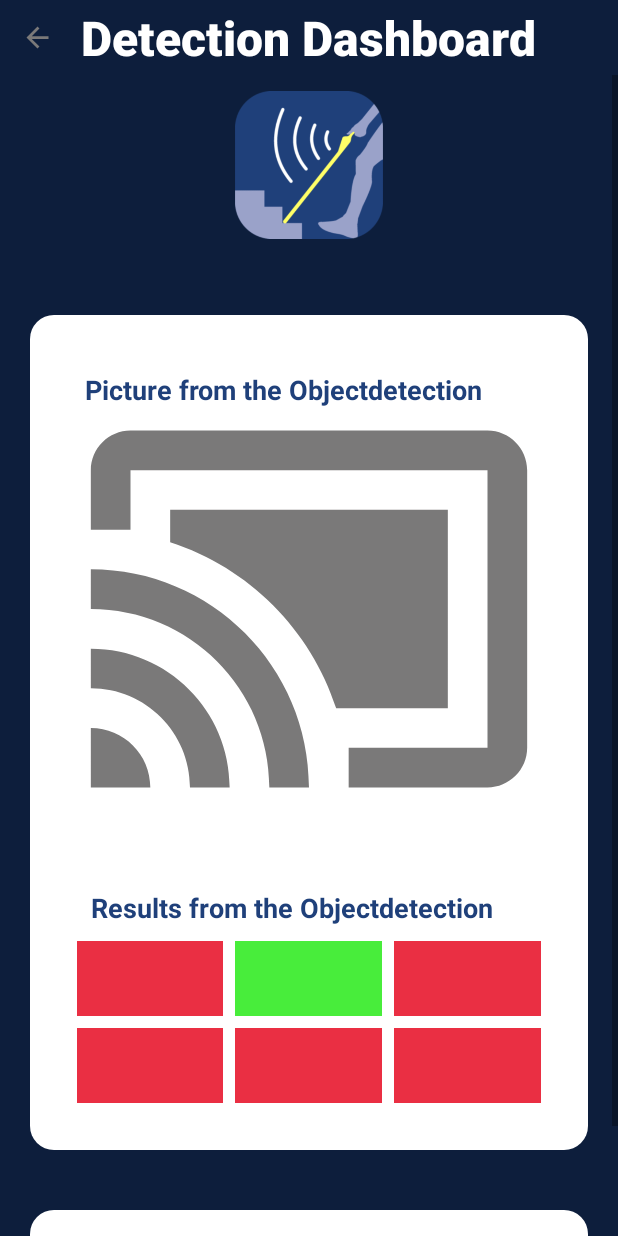
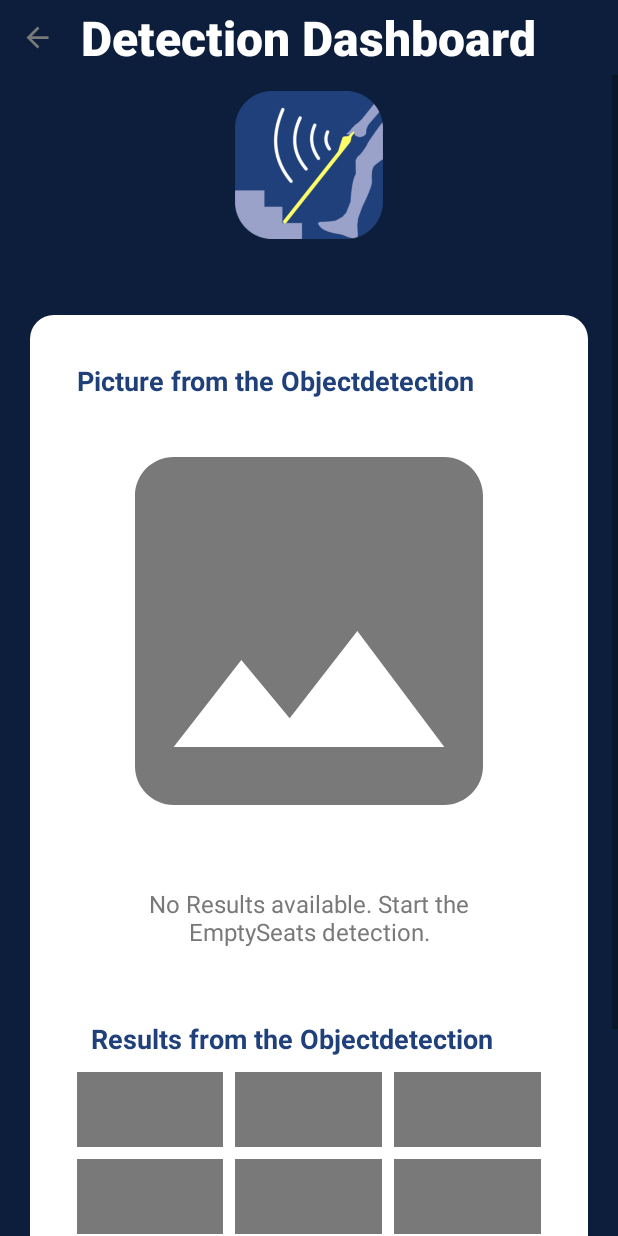
Before and after one commit to lenaGlei/Artifical_Eye, an Android app: the layout activity_detection_dashboard.xml on its own in the app's theme, with its tools: preview values and no code run, on a phone screen of 412 x 824 dp. Run offline under Robolectric (Android 15) with nearby library versions, the phone set to English and light mode, and no system bars.

Commit message:
dashboard und mqtt service aufgeräumt

```diff
--- a/app/src/main/java/com/example/app_yeongmi/MqttLogger.java
+++ b/app/src/main/java/com/example/app_yeongmi/MqttLogger.java
@@ -9,9 +9,8 @@ public class MqttLogger {
 
     public static void log(String tag, String message) {
         if ("MQTT".equals(tag)) {
-            Log.d("DebugCheck", "Log wird hinzugefügt: " + message);
+            Log.d("DebugCheck", "Log will be added: " + message);
             logs.append(message).append("\n");
-            // Optional: Benachrichtigen Sie die UI oder einen Listener, dass ein neues Log hinzugefügt wurde
         }
     }
 
--- /dev/null
+++ b/app/src/main/res/drawable/photo.xml
@@ -0,0 +1,5 @@
+<vector android:height="24dp" android:tint="#7A7979"
+    android:viewportHeight="24" android:viewportWidth="24"
+    android:width="24dp" xmlns:android="http://schemas.android.com/apk/res/android">
+    <path android:fillColor="@android:color/white" android:pathData="M21,19V5c0,-1.1 -0.9,-2 -2,-2H5c-1.1,0 -2,0.9 -2,2v14c0,1.1 0.9,2 2,2h14c1.1,0 2,-0.9 2,-2zM8.5,13.5l2.5,3.01L14.5,12l4.5,6H5l3.5,-4.5z"/>
+</vector>
--- a/app/src/main/res/layout/activity_detection_dashboard.xml
+++ b/app/src/main/res/layout/activity_detection_dashboard.xml
@@ -68,31 +68,39 @@
 
 
                     <!--Screenshot -->
-                    <RelativeLayout
-                        android:layout_marginTop="10dp"
+                    <LinearLayout
                         android:layout_width="match_parent"
                         android:layout_height="wrap_content"
-                        android:padding="12dp">
+                        android:orientation="vertical"
+                        android:padding="16dp">
 
                         <TextView
                             android:layout_width="wrap_content"
-                            android:layout_height="match_parent"
-                            android:layout_marginStart="9dp"
+                            android:layout_height="wrap_content"
                             android:text="Picture from the Objectdetection"
                             android:textColor="@color/blue"
                             android:textStyle="bold"
-                            android:textSize="18dp"/>
+                            android:textSize="18sp"/>
 
                         <ImageView
                             android:id="@+id/Screenshot"
                             android:layout_width="match_parent"
                             android:layout_height="wrap_content"
                             android:adjustViewBounds="true"
-                            android:scaleType="centerCrop"
-                            android:src="@drawable/connection"/>
+                            android:scaleType="fitCenter"
+                            android:src="@drawable/photo"/>
+                        <TextView
+                            android:id="@+id/noResultsTextView"
+                            android:layout_width="wrap_content"
+                            android:layout_height="wrap_content"
+                            android:text="No Results available. Start the EmptySeats detection."
+                            android:textColor="@color/grau"
+                            android:visibility="visible"
+                            android:gravity="center"
+                            android:padding="16dp"
+                            android:textSize="16sp"/>
 
-
-                    </RelativeLayout>
+                    </LinearLayout>
 
                     <!--Results -->
 
@@ -125,7 +133,7 @@
                                     android:layout_width="0dp"
                                     android:layout_height="50dp"
                                     android:layout_weight="1"
-                                    android:background="@color/rot"
+                                    android:background="@color/grau"
                                     />
 
                                 <View
@@ -133,7 +141,7 @@
                                     android:layout_width="0dp"
                                     android:layout_height="50dp"
                                     android:layout_weight="1"
-                                    android:background="@color/grün"
+                                    android:background="@color/grau"
                                     android:layout_marginStart="8dp"
                                     android:layout_marginEnd="8dp" />
 
@@ -142,7 +150,7 @@
                                     android:layout_width="0dp"
                                     android:layout_height="50dp"
                                     android:layout_weight="1"
-                                    android:background="@color/rot" />
+                                    android:background="@color/grau" />
                             </LinearLayout>
 
                             <!-- Zweite Reihe von Stühlen -->
@@ -158,14 +166,14 @@
                                     android:layout_width="0dp"
                                     android:layout_height="50dp"
                                     android:layout_weight="1"
-                                    android:background="@color/rot" />
+                                    android:background="@color/grau" />
 
                                 <View
                                     android:id="@+id/seat5"
                                     android:layout_width="0dp"
                                     android:layout_height="50dp"
                                     android:layout_weight="1"
-                                    android:background="@color/rot"
+                                    android:background="@color/grau"
                                     android:layout_marginStart="8dp"
                                     android:layout_marginEnd="8dp" />
 
@@ -174,7 +182,7 @@
                                     android:layout_width="0dp"
                                     android:layout_height="50dp"
                                     android:layout_weight="1"
-                                    android:background="@color/rot" />
+                                    android:background="@color/grau" />
                             </LinearLayout>
                         </LinearLayout>
 
@@ -182,7 +190,7 @@
 
 
 
-
+                    <!--Mqtt Logs -->
                 </LinearLayout>
                 <LinearLayout
                     android:background="@drawable/rounded_background"
--- a/app/src/main/res/values/colors.xml
+++ b/app/src/main/res/values/colors.xml
@@ -13,5 +13,6 @@
 
     <color name="rot">#EA2F43</color>
     <color name="grün">#48ED3B</color>
+    <color name="grau">#7A7979</color>
 
 </resources>
```
Also changed, not shown: app/src/main/java/com/example/app_yeongmi/DetectionDashboard.java (+40 -27 lines), app/src/main/java/com/example/app_yeongmi/MqttService.java (+80 -136 lines), app/src/main/java/com/example/app_yeongmi/mqtt/SimpleMqttClient.java (+18 -3 lines).
